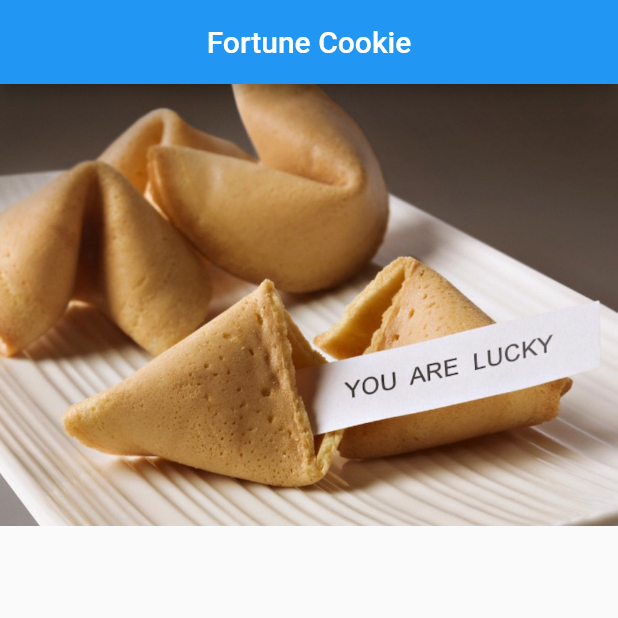
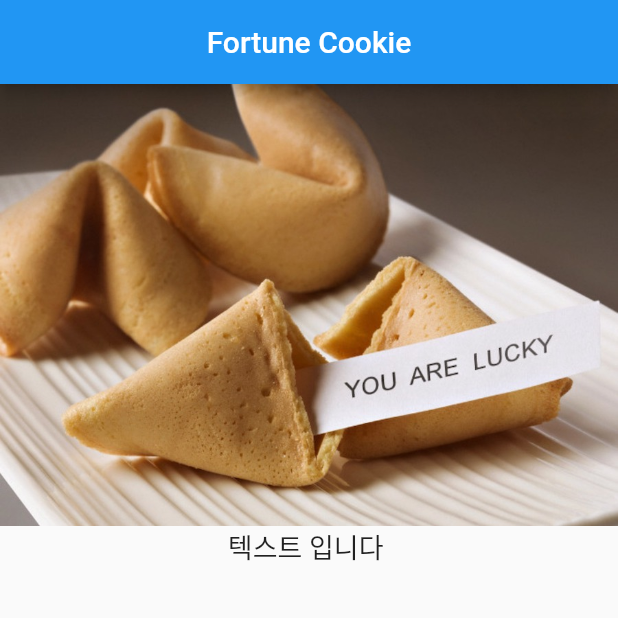
Before and after one commit to jyjeong620/fortune_cookie_app, a Flutter app: the screen it shows after launch, on a phone screen of 412 x 824 dp, the top half of it. Run offline on Flutter 3.47's test engine with Material 2 defaults, Android fonts, the phone set to English and light mode, and no system bars.

Commit message:
feat: 텍스트 추가 및 크기 설정

```diff
--- a/lib/home_page.dart
+++ b/lib/home_page.dart
@@ -19,14 +19,17 @@ class _HomePageState extends State<HomePage> {
       appBar: AppBar(
         title: const Center(child: Text("Fortune Cookie")),
       ),
-      // TODO: 5. 이미지 아래에 텍스트를 추가하고 글자 크기를 18으로 설정해주세요.
       // TODO: 6. 텍스트 아래에 붉은색 버튼(가로 300, 높이 50)을 추가해주세요. (Hint! Column을 사용하세요.)
       // TODO: 7. 버튼 텍스트는 Lucky!로, 글자 크기를 20, 색상을 흰색으로 설정해주세요.
 
       // TODO: 17. 버튼이 클릭되면 텍스트 메시지가 업데이트되도록 처리해주세요. (Hint! 상태 갱신은 setState 메서드를 사용하세요.)
-      body: Container(
-        child: Image.asset("assets/images/fortune-cookie.jpg"),
-      ),
+      body: Column(children: [
+        Image.asset("assets/images/fortune-cookie.jpg"),
+        const Text(
+          "텍스트 입니다 ",
+          style: TextStyle(fontSize: 18),
+        )
+      ]),
     );
   }
 }
```
